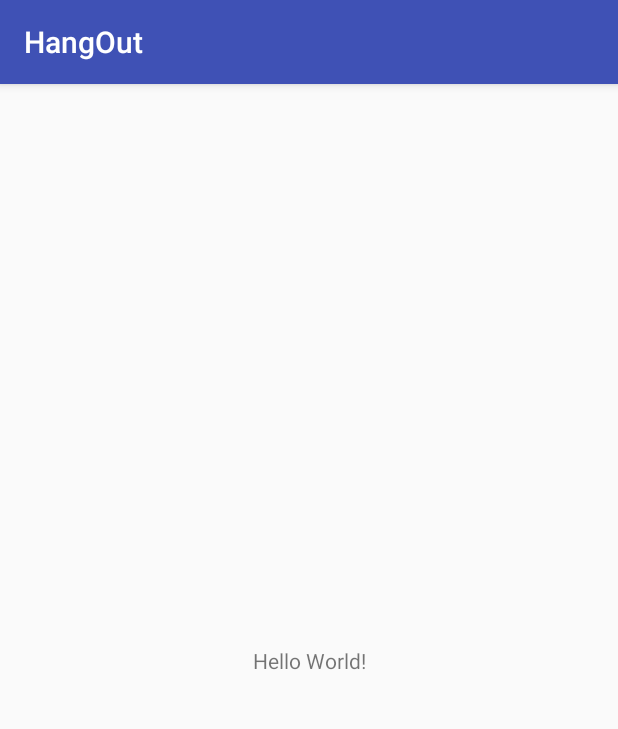
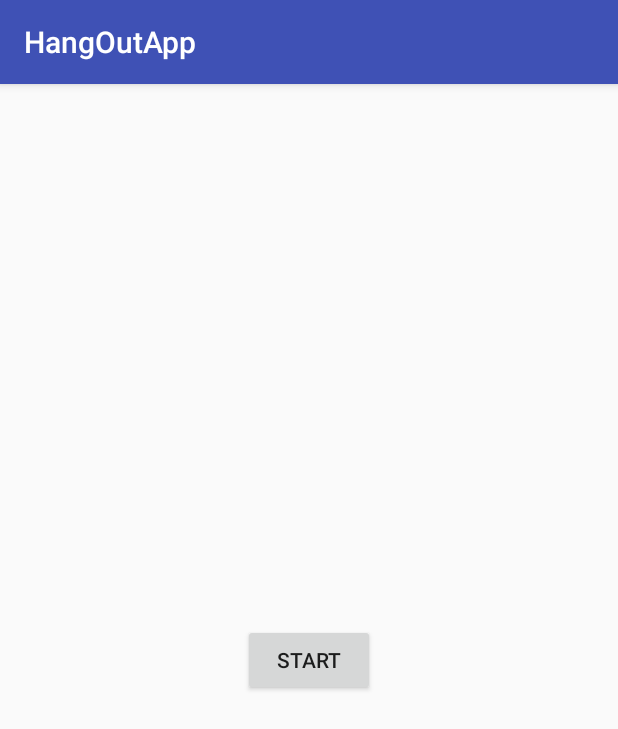
Before and after one commit to aathiii/HangOut, an Android app: the screen it shows after launch (MainActivity), on a phone screen of 412 x 824 dp. Shown: the top 729 px of the screen. Run offline under Robolectric (Android 15) with nearby library versions, the phone set to English and light mode, and no system bars.

Commit message:
Map Integration

```diff
--- a/HangOutApp/app/build.gradle
+++ b/HangOutApp/app/build.gradle
@@ -3,8 +3,8 @@
 android {
     compileSdkVersion 27
     defaultConfig {
-        applicationId "com.aathi.hangout"
-        minSdkVersion 15
+        applicationId "com.aathi.hangoutapp"
+        minSdkVersion 26
         targetSdkVersion 27
         versionCode 1
         versionName "1.0"
@@ -21,6 +21,7 @@
 dependencies {
     implementation fileTree(dir: 'libs', include: ['*.jar'])
     implementation 'com.android.support:appcompat-v7:27.1.1'
+    implementation 'com.google.android.gms:play-services-maps:15.0.1'
     implementation 'com.android.support.constraint:constraint-layout:1.1.2'
     testImplementation 'junit:junit:4.12'
     androidTestImplementation 'com.android.support.test:runner:1.0.2'
--- /dev/null
+++ b/HangOutApp/app/src/main/java/com/aathi/hangoutapp/MainActivity.java
@@ -0,0 +1,25 @@
+package com.aathi.hangoutapp;
+
+import android.content.Intent;
+import android.support.v7.app.AppCompatActivity;
+import android.os.Bundle;
+import android.view.View;
+import android.widget.Button;
+
+public class MainActivity extends AppCompatActivity {
+
+    private Button mapButton;
+    @Override
+    protected void onCreate(Bundle savedInstanceState) {
+        super.onCreate(savedInstanceState);
+        setContentView(R.layout.activity_main);
+        mapButton = findViewById(R.id.map_button);
+        mapButton.setOnClickListener(new View.OnClickListener() {
+            @Override
+            public void onClick(View view) {
+                Intent intent = new Intent(view.getContext(), MapsActivity.class);
+                startActivity(intent);
+            }
+        });
+    }
+}
--- a/HangOutApp/app/src/main/res/layout/activity_main.xml
+++ b/HangOutApp/app/src/main/res/layout/activity_main.xml
@@ -6,13 +6,17 @@
     android:layout_height="match_parent"
     tools:context=".MainActivity">
 
-    <TextView
+    <Button
+        android:id="@+id/map_button"
         android:layout_width="wrap_content"
         android:layout_height="wrap_content"
-        android:text="Hello World!"
+        android:layout_marginBottom="8dp"
+        android:layout_marginEnd="8dp"
+        android:layout_marginStart="8dp"
+        android:layout_marginTop="8dp"
+        android:text="Start"
         app:layout_constraintBottom_toBottomOf="parent"
-        app:layout_constraintLeft_toLeftOf="parent"
-        app:layout_constraintRight_toRightOf="parent"
+        app:layout_constraintEnd_toEndOf="parent"
+        app:layout_constraintStart_toStartOf="parent"
         app:layout_constraintTop_toTopOf="parent" />
-
 </android.support.constraint.ConstraintLayout>
--- a/HangOutApp/app/src/main/res/values/strings.xml
+++ b/HangOutApp/app/src/main/res/values/strings.xml
@@ -1,3 +1,4 @@
 <resources>
-    <string name="app_name">HangOut</string>
+    <string name="app_name">HangOutApp</string>
+    <string name="title_activity_maps">HangOut</string>
 </resources>
```
Also changed, not shown: HangOutApp/app/src/debug/res/values/google_maps_api.xml (added, +24 -0 lines), HangOutApp/app/src/main/AndroidManifest.xml (+29 -6 lines), HangOutApp/app/src/main/java/com/aathi/hangout/MainActivity.java (deleted, +0 -13 lines), HangOutApp/app/src/main/java/com/aathi/hangoutapp/MapsActivity.java (added, +46 -0 lines), HangOutApp/app/src/main/res/layout/activity_maps.xml (added, +9 -0 lines), HangOutApp/gradle/wrapper/gradle-wrapper.properties, 5 other files.
